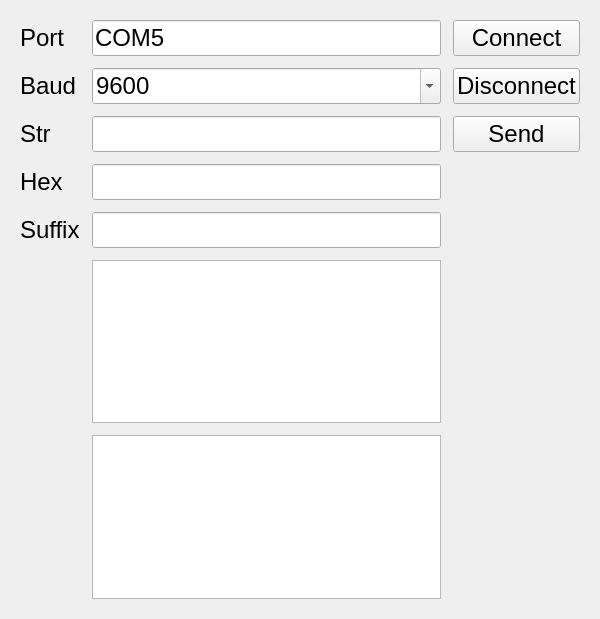
Old version of the form Terminal.ui in the repository salinsalins/TangoUtils.
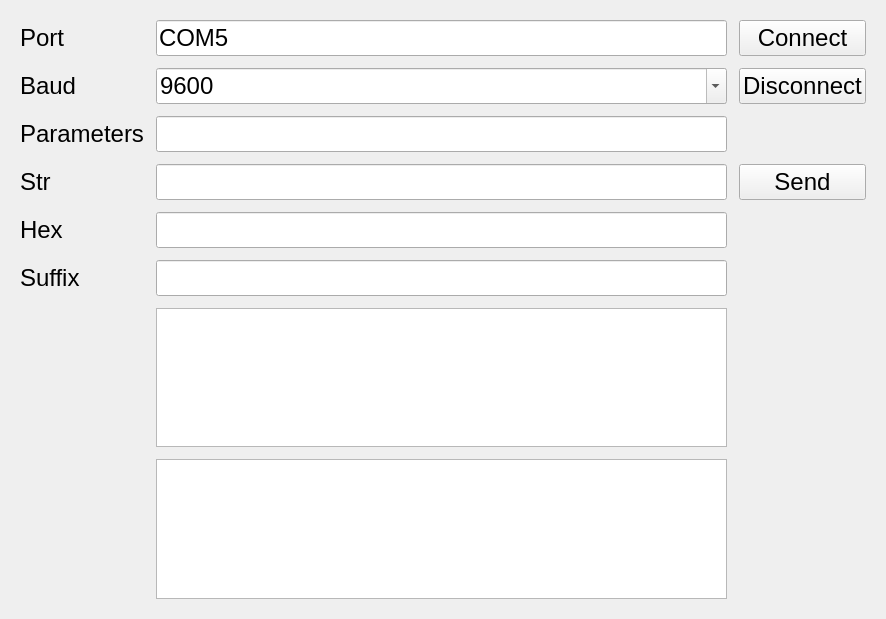
New version of the form. Icons and pictures are not drawn.

The edit to the form file:
```diff
--- a/Terminal.ui
+++ b/Terminal.ui
@@ -6,7 +6,7 @@
    <rect>
     <x>0</x>
     <y>0</y>
-    <width>600</width>
+    <width>886</width>
     <height>619</height>
    </rect>
   </property>
@@ -65,7 +65,28 @@
       <property name="spacing">
        <number>12</number>
       </property>
+      <item row="4" column="2">
+       <widget class="QLineEdit" name="lineEdit_4">
+        <property name="font">
+         <font>
+          <pointsize>18</pointsize>
+         </font>
+        </property>
+       </widget>
+      </item>
       <item row="3" column="0">
+       <widget class="QLabel" name="label_3">
+        <property name="font">
+         <font>
+          <pointsize>18</pointsize>
+         </font>
+        </property>
+        <property name="text">
+         <string>Str</string>
+        </property>
+       </widget>
+      </item>
+      <item row="4" column="0">
        <widget class="QLabel" name="label_4">
         <property name="font">
          <font>
@@ -77,16 +98,19 @@
         </property>
        </widget>
       </item>
-      <item row="2" column="2">
-       <widget class="QLineEdit" name="lineEdit_3">
+      <item row="5" column="0">
+       <widget class="QLabel" name="label_5">
         <property name="font">
          <font>
           <pointsize>18</pointsize>
          </font>
         </property>
+        <property name="text">
+         <string>Suffix</string>
+        </property>
        </widget>
       </item>
-      <item row="4" column="2">
+      <item row="5" column="2">
        <widget class="QLineEdit" name="lineEdit_5">
         <property name="font">
          <font>
@@ -119,8 +143,17 @@
         </property>
        </widget>
       </item>
+      <item row="7" column="2">
+       <widget class="QPlainTextEdit" name="plainTextEdit_2">
+        <property name="font">
+         <font>
+          <pointsize>18</pointsize>
+         </font>
+        </property>
+       </widget>
+      </item>
       <item row="3" column="2">
-       <widget class="QLineEdit" name="lineEdit_4">
+       <widget class="QLineEdit" name="lineEdit_3">
         <property name="font">
          <font>
           <pointsize>18</pointsize>
@@ -128,18 +161,6 @@
         </property>
        </widget>
       </item>
-      <item row="2" column="0">
-       <widget class="QLabel" name="label_3">
-        <property name="font">
-         <font>
-          <pointsize>18</pointsize>
-         </font>
-        </property>
-        <property name="text">
-         <string>Str</string>
-        </property>
-       </widget>
-      </item>
       <item row="1" column="0">
        <widget class="QLabel" name="label_2">
         <property name="font">
@@ -152,28 +173,7 @@
         </property>
        </widget>
       </item>
-      <item row="4" column="0">
-       <widget class="QLabel" name="label_5">
-        <property name="font">
-         <font>
-          <pointsize>18</pointsize>
-         </font>
-        </property>
-        <property name="text">
-         <string>Suffix</string>
-        </property>
-       </widget>
-      </item>
-      <item row="6" column="2">
-       <widget class="QPlainTextEdit" name="plainTextEdit_2">
-        <property name="font">
-         <font>
-          <pointsize>18</pointsize>
-         </font>
-        </property>
-       </widget>
-      </item>
-      <item row="2" column="3">
+      <item row="3" column="3">
        <widget class="QPushButton" name="pushButton">
         <property name="font">
          <font>
@@ -197,7 +197,7 @@
         </property>
        </widget>
       </item>
-      <item row="5" column="2">
+      <item row="6" column="2">
        <widget class="QPlainTextEdit" name="plainTextEdit">
         <property name="font">
          <font>
@@ -263,6 +263,27 @@
         </item>
        </widget>
       </item>
+      <item row="2" column="0">
+       <widget class="QLabel" name="label_6">
+        <property name="font">
+         <font>
+          <pointsize>18</pointsize>
+         </font>
+        </property>
+        <property name="text">
+         <string>Parameters</string>
+        </property>
+       </widget>
+      </item>
+      <item row="2" column="2">
+       <widget class="QLineEdit" name="lineEdit_6">
+        <property name="font">
+         <font>
+          <pointsize>18</pointsize>
+         </font>
+        </property>
+       </widget>
+      </item>
      </layout>
     </item>
    </layout>
```
